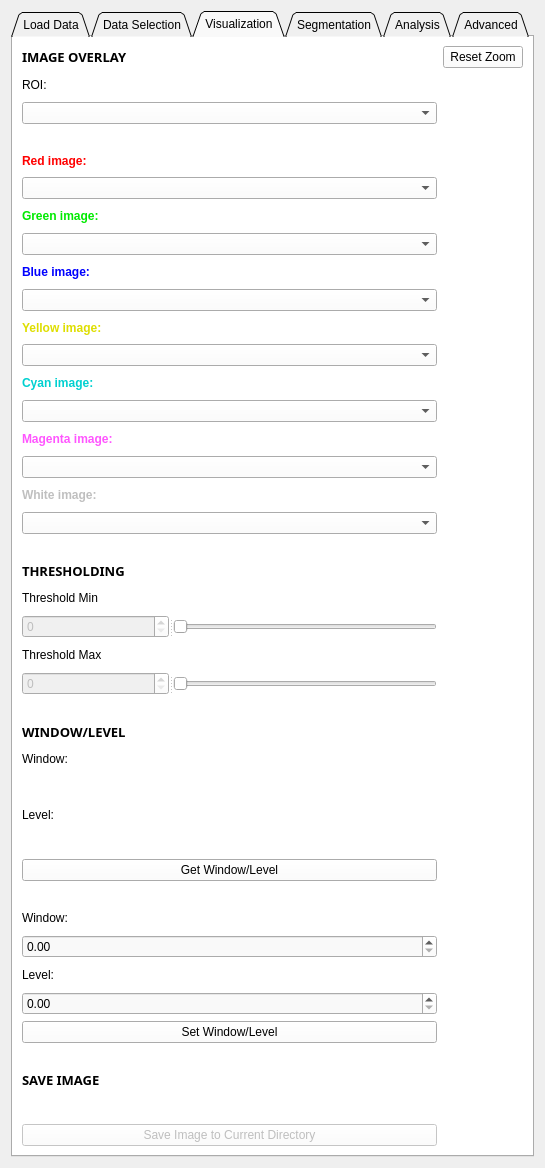
Old version of the form HypModuleCode/Resources/UI/HypModuleCode.ui in the repository SlicerMicro/Slicer-TITAN.
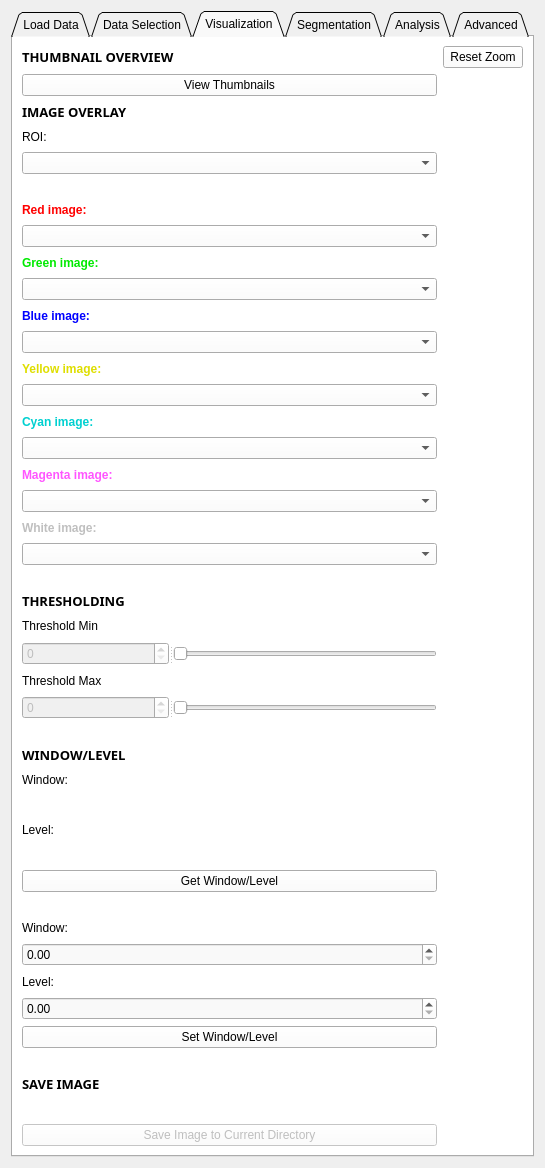
New version of the form. The open tabs and pages were chosen to show the change. Custom widgets are drawn as their Qt base class.

Commit message: ENH: Added buttons and connections for thumbnails

Diff of the .ui file:
```diff
--- a/HypModuleCode/Resources/UI/HypModuleCode.ui
+++ b/HypModuleCode/Resources/UI/HypModuleCode.ui
@@ -365,15 +365,66 @@
        <string>Visualization</string>
       </attribute>
       <layout class="QGridLayout" name="gridLayout">
-       <item row="28" column="0">
-        <widget class="QLabel" name="label_28">
+       <item row="27" column="0">
+        <widget class="QLabel" name="label_26">
+         <property name="font">
+          <font>
+           <family>Montserrat</family>
+           <pointsize>10</pointsize>
+           <weight>75</weight>
+           <bold>true</bold>
+          </font>
+         </property>
          <property name="text">
-          <string>Level:</string>
+          <string>WINDOW/LEVEL</string>
          </property>
         </widget>
        </item>
-       <item row="29" column="0">
-        <widget class="QLabel" name="getLevel">
+       <item row="7" column="0">
+        <widget class="QComboBox" name="redSelect"/>
+       </item>
+       <item row="17" column="0">
+        <widget class="QComboBox" name="magentaSelect"/>
+       </item>
+       <item row="8" column="0">
+        <widget class="QLabel" name="greenImage">
+         <property name="palette">
+          <palette>
+           <active>
+            <colorrole role="WindowText">
+             <brush brushstyle="SolidPattern">
+              <color alpha="255">
+               <red>0</red>
+               <green>234</green>
+               <blue>0</blue>
+              </color>
+             </brush>
+            </colorrole>
+           </active>
+           <inactive>
+            <colorrole role="WindowText">
+             <brush brushstyle="SolidPattern">
+              <color alpha="255">
+               <red>0</red>
+               <green>234</green>
+               <blue>0</blue>
+              </color>
+             </brush>
+            </colorrole>
+           </inactive>
+           <disabled>
+            <colorrole role="WindowText">
+             <brush brushstyle="SolidPattern">
+              <color alpha="255">
+               <red>120</red>
+               <green>120</green>
+               <blue>120</blue>
+              </color>
+             </brush>
+            </colorrole>
+           </disabled>
+          </palette>
+         </property>
          <property name="font">
           <font>
            <weight>75</weight>
@@ -381,11 +432,75 @@
           </font>
          </property>
          <property name="text">
-          <string/>
+          <string>Green image:</string>
          </property>
         </widget>
        </item>
-       <item row="38" column="0">
+       <item row="15" column="0">
+        <widget class="QComboBox" name="cyanSelect"/>
+       </item>
+       <item row="33" column="0">
+        <spacer name="horizontalSpacer_11">
+         <property name="orientation">
+          <enum>Qt::Horizontal</enum>
+         </property>
+         <property name="sizeHint" stdset="0">
+          <size>
+           <width>40</width>
+           <height>20</height>
+          </size>
+         </property>
+        </spacer>
+       </item>
+       <item row="2" column="0">
+        <widget class="QLabel" name="label_15">
+         <property name="font">
+          <font>
+           <family>Montserrat</family>
+           <pointsize>10</pointsize>
+           <weight>75</weight>
+           <bold>true</bold>
+          </font>
+         </property>
+         <property name="text">
+          <string>IMAGE OVERLAY</string>
+         </property>
+        </widget>
+       </item>
+       <item row="0" column="1">
+        <widget class="QPushButton" name="resetViewButton">
+         <property name="text">
+          <string>Reset Zoom</string>
+         </property>
+        </widget>
+       </item>
+       <item row="20" column="0">
+        <spacer name="horizontalSpacer">
+         <property name="orientation">
+          <enum>Qt::Horizontal</enum>
+         </property>
+         <property name="sizeHint" stdset="0">
+          <size>
+           <width>40</width>
+           <height>20</height>
+          </size>
+         </property>
+        </spacer>
+       </item>
+       <item row="5" column="0">
+        <spacer name="horizontalSpacer_4">
+         <property name="orientation">
+          <enum>Qt::Horizontal</enum>
+         </property>
+         <property name="sizeHint" stdset="0">
+          <size>
+           <width>40</width>
+           <height>20</height>
+          </size>
+         </property>
+        </spacer>
+       </item>
+       <item row="40" column="0">
         <widget class="QLabel" name="label_16">
          <property name="font">
           <font>
@@ -400,48 +515,38 @@
          </property>
         </widget>
        </item>
+       <item row="38" column="0">
+        <widget class="QPushButton" name="setWLButton">
+         <property name="text">
+          <string>Set Window/Level</string>
+         </property>
+        </widget>
+       </item>
+       <item row="35" column="0">
+        <widget class="QDoubleSpinBox" name="setWindow">
+         <property name="maximum">
+          <double>10000.000000000000000</double>
+         </property>
+        </widget>
+       </item>
+       <item row="37" column="0">
+        <widget class="QDoubleSpinBox" name="setLevel">
+         <property name="maximum">
+          <double>10000.000000000000000</double>
+         </property>
+        </widget>
+       </item>
+       <item row="4" column="0">
+        <widget class="QComboBox" name="roiVisualization"/>
+       </item>
        <item row="34" column="0">
-        <widget class="QLabel" name="label_30">
-         <property name="text">
-          <string>Level:</string>
-         </property>
-        </widget>
-       </item>
-       <item row="32" column="0">
         <widget class="QLabel" name="label_29">
          <property name="text">
           <string>Window:</string>
          </property>
         </widget>
        </item>
-       <item row="39" column="0">
-        <widget class="QLabel" name="fileNameLabel">
-         <property name="text">
-          <string/>
-         </property>
-         <property name="wordWrap">
-          <bool>true</bool>
-         </property>
-        </widget>
-       </item>
-       <item row="33" column="0">
-        <widget class="QDoubleSpinBox" name="setWindow">
-         <property name="maximum">
-          <double>10000.000000000000000</double>
-         </property>
-        </widget>
-       </item>
-       <item row="9" column="0">
-        <widget class="QComboBox" name="blueSelect"/>
-       </item>
-       <item row="20" column="0">
-        <widget class="QLabel" name="label_17">
-         <property name="text">
-          <string>Threshold Min</string>
-         </property>
-        </widget>
-       </item>
-       <item row="10" column="0">
+       <item row="12" column="0">
         <widget class="QLabel" name="label_21">
          <property name="palette">
           <palette>
@@ -491,7 +596,134 @@
          </property>
         </widget>
        </item>
-       <item row="23" column="0">
+       <item row="39" column="0">
+        <spacer name="horizontalSpacer_7">
+         <property name="orientation">
+          <enum>Qt::Horizontal</enum>
+         </property>
+         <property name="sizeHint" stdset="0">
+          <size>
+           <width>40</width>
+           <height>20</height>
+          </size>
+         </property>
+        </spacer>
+       </item>
+       <item row="36" column="0">
+        <widget class="QLabel" name="label_30">
+         <property name="text">
+          <string>Level:</string>
+         </property>
+        </widget>
+       </item>
+       <item row="32" column="0">
+        <widget class="QPushButton" name="getWLButton">
+         <property name="text">
+          <string>Get Window/Level</string>
+         </property>
+        </widget>
+       </item>
+       <item row="18" column="0">
+        <widget class="QLabel" name="label_24">
+         <property name="palette">
+          <palette>
+           <active>
+            <colorrole role="WindowText">
+             <brush brushstyle="SolidPattern">
+              <color alpha="255">
+               <red>191</red>
+               <green>191</green>
+               <blue>191</blue>
+              </color>
+             </brush>
+            </colorrole>
+           </active>
+           <inactive>
+            <colorrole role="WindowText">
+             <brush brushstyle="SolidPattern">
+              <color alpha="255">
+               <red>191</red>
+               <green>191</green>
+               <blue>191</blue>
+              </color>
+             </brush>
+            </colorrole>
+           </inactive>
+           <disabled>
+            <colorrole role="WindowText">
+             <brush brushstyle="SolidPattern">
+              <color alpha="255">
+               <red>120</red>
+               <green>120</green>
+               <blue>120</blue>
+              </color>
+             </brush>
+            </colorrole>
+           </disabled>
+          </palette>
+         </property>
+         <property name="font">
+          <font>
+           <weight>75</weight>
+           <bold>true</bold>
+          </font>
+         </property>
+         <property name="text">
+          <string>White image:</string>
+         </property>
+        </widget>
+       </item>
+       <item row="6" column="0">
+        <widget class="QLabel" name="redImage">
+         <property name="palette">
+          <palette>
+           <active>
+            <colorrole role="WindowText">
+             <brush brushstyle="SolidPattern">
+              <color alpha="255">
+               <red>255</red>
+               <green>0</green>
+               <blue>0</blue>
+              </color>
+             </brush>
+            </colorrole>
+           </active>
+           <inactive>
+            <colorrole role="WindowText">
+             <brush brushstyle="SolidPattern">
+              <color alpha="255">
+               <red>255</red>
+               <green>0</green>
+               <blue>0</blue>
+              </color>
+             </brush>
+            </colorrole>
+           </inactive>
+           <disabled>
+            <colorrole role="WindowText">
+             <brush brushstyle="SolidPattern">
+              <color alpha="255">
+               <red>120</red>
+               <green>120</green>
+               <blue>120</blue>
+              </color>
+             </brush>
+            </colorrole>
+           </disabled>
+          </palette>
+         </property>
+         <property name="font">
+          <font>
+           <weight>75</weight>
+           <bold>true</bold>
+          </font>
+         </property>
+         <property name="text">
+          <string>Red image:</string>
+         </property>
+        </widget>
+       </item>
+       <item row="25" column="0">
         <widget class="QSplitter" name="splitter_2">
          <property name="orientation">
           <enum>Qt::Horizontal</enum>
@@ -526,180 +758,13 @@
          </widget>
         </widget>
        </item>
+       <item row="9" column="0">
+        <widget class="QComboBox" name="greenSelect"/>
+       </item>
        <item row="13" column="0">
-        <widget class="QComboBox" name="cyanSelect"/>
-       </item>
-       <item row="24" column="0">
-        <spacer name="horizontalSpacer_6">
-         <property name="orientation">
-          <enum>Qt::Horizontal</enum>
-         </property>
-         <property name="sizeHint" stdset="0">
-          <size>
-           <width>40</width>
-           <height>20</height>
-          </size>
-         </property>
-        </spacer>
-       </item>
-       <item row="6" column="0">
-        <widget class="QLabel" name="greenImage">
-         <property name="palette">
-          <palette>
-           <active>
-            <colorrole role="WindowText">
-             <brush brushstyle="SolidPattern">
-              <color alpha="255">
-               <red>0</red>
-               <green>234</green>
-               <blue>0</blue>
-              </color>
-             </brush>
-            </colorrole>
-           </active>
-           <inactive>
-            <colorrole role="WindowText">
-             <brush brushstyle="SolidPattern">
-              <color alpha="255">
-               <red>0</red>
-               <green>234</green>
-               <blue>0</blue>
-              </color>
-             </brush>
-            </colorrole>
-           </inactive>
-           <disabled>
-            <colorrole role="WindowText">
-             <brush brushstyle="SolidPattern">
-              <color alpha="255">
-               <red>120</red>
-               <green>120</green>
-               <blue>120</blue>
-              </color>
-             </brush>
-            </colorrole>
-           </disabled>
-          </palette>
-         </property>
-         <property name="font">
-          <font>
-           <weight>75</weight>
-           <bold>true</bold>
-          </font>
-         </property>
-         <property name="text">
-          <string>Green image:</string>
-         </property>
-        </widget>
-       </item>
-       <item row="18" column="0">
-        <spacer name="horizontalSpacer">
-         <property name="orientation">
-          <enum>Qt::Horizontal</enum>
-         </property>
-         <property name="sizeHint" stdset="0">
-          <size>
-           <width>40</width>
-           <height>20</height>
-          </size>
-         </property>
-        </spacer>
-       </item>
-       <item row="30" column="0">
-        <widget class="QPushButton" name="getWLButton">
-         <property name="text">
-          <string>Get Window/Level</string>
-         </property>
-        </widget>
-       </item>
-       <item row="14" column="0">
-        <widget class="QLabel" name="label_23">
-         <property name="palette">
-          <palette>
-           <active>
-            <colorrole role="WindowText">
-             <brush brushstyle="SolidPattern">
-              <color alpha="255">
-               <red>255</red>
-               <green>85</green>
-               <blue>255</blue>
-              </color>
-             </brush>
-            </colorrole>
-           </active>
-           <inactive>
-            <colorrole role="WindowText">
-             <brush brushstyle="SolidPattern">
-              <color alpha="255">
-               <red>255</red>
-               <green>85</green>
-               <blue>255</blue>
-              </color>
-             </brush>
-            </colorrole>
-           </inactive>
-           <disabled>
-            <colorrole role="WindowText">
-             <brush brushstyle="SolidPattern">
-              <color alpha="255">
-               <red>120</red>
-               <green>120</green>
-               <blue>120</blue>
-              </color>
-             </brush>
-            </colorrole>
-           </disabled>
-          </palette>
-         </property>
-         <property name="font">
-          <font>
-           <weight>75</weight>
-           <bold>true</bold>
-          </font>
-         </property>
-         <property name="text">
-          <string>Magenta image:</string>
-         </property>
-        </widget>
-       </item>
-       <item row="37" column="0">
-        <spacer name="horizontalSpacer_7">
-         <property name="orientation">
-          <enum>Qt::Horizontal</enum>
-         </property>
-         <property name="sizeHint" stdset="0">
-          <size>
-           <width>40</width>
-           <height>20</height>
-          </size>
-         </property>
-        </spacer>
-       </item>
-       <item row="35" column="0">
-        <widget class="QDoubleSpinBox" name="setLevel">
-         <property name="maximum">
-          <double>10000.000000000000000</double>
-         </property>
-        </widget>
-       </item>
-       <item row="22" column="0">
-        <widget class="QLabel" name="label_18">
-         <property name="text">
-          <string>Threshold Max</string>
-         </property>
-        </widget>
-       </item>
-       <item row="0" column="1">
-        <widget class="QPushButton" name="resetViewButton">
-         <property name="text">
-          <string>Reset Zoom</string>
-         </property>
-        </widget>
-       </item>
-       <item row="11" column="0">
         <widget class="QComboBox" name="yellowSelect"/>
        </item>
-       <item row="26" column="0">
+       <item row="28" column="0">
         <widget class="QLabel" name="label_27">
          <property name="text">
           <string>Window:</string>
@@ -707,154 +772,14 @@
         </widget>
        </item>
        <item row="3" column="0">
-        <spacer name="horizontalSpacer_4">
-         <property name="orientation">
-          <enum>Qt::Horizontal</enum>
-         </property>
-         <property name="sizeHint" stdset="0">
-          <size>
-           <width>40</width>
-           <height>20</height>
-          </size>
-         </property>
-        </spacer>
-       </item>
-       <item row="7" column="0">
-        <widget class="QComboBox" name="greenSelect"/>
-       </item>
-       <item row="0" column="0">
-        <widget class="QLabel" name="label_15">
-         <property name="font">
-          <font>
-           <family>Montserrat</family>
-           <pointsize>10</pointsize>
-           <weight>75</weight>
-           <bold>true</bold>
-          </font>
-         </property>
-         <property name="text">
-          <string>IMAGE OVERLAY</string>
-         </property>
-        </widget>
-       </item>
-       <item row="16" column="0">
-        <widget class="QLabel" name="label_24">
-         <property name="palette">
-          <palette>
-           <active>
-            <colorrole role="WindowText">
-             <brush brushstyle="SolidPattern">
-              <color alpha="255">
-               <red>191</red>
-               <green>191</green>
-               <blue>191</blue>
-              </color>
-             </brush>
-            </colorrole>
-           </active>
-           <inactive>
-            <colorrole role="WindowText">
-             <brush brushstyle="SolidPattern">
-              <color alpha="255">
-               <red>191</red>
-               <green>191</green>
-               <blue>191</blue>
-              </color>
-             </brush>
-            </colorrole>
-           </inactive>
-           <disabled>
-            <colorrole role="WindowText">
-             <brush brushstyle="SolidPattern">
-              <color alpha="255">
-               <red>120</red>
-               <green>120</green>
-               <blue>120</blue>
-              </color>
-             </brush>
-            </colorrole>
-           </disabled>
-          </palette>
-         </property>
-         <property name="font">
-          <font>
-           <weight>75</weight>
-           <bold>true</bold>
-          </font>
-         </property>
-         <property name="text">
-          <string>White image:</string>
-         </property>
-        </widget>
-       </item>
-       <item row="17" column="0">
-        <widget class="QComboBox" name="whiteSelect"/>
-       </item>
-       <item row="31" column="0">
-        <spacer name="horizontalSpacer_11">
-         <property name="orientation">
-          <enum>Qt::Horizontal</enum>
-         </property>
-         <property name="sizeHint" stdset="0">
-          <size>
-           <width>40</width>
-           <height>20</height>
-          </size>
-         </property>
-        </spacer>
-       </item>
-       <item row="19" column="0">
-        <widget class="QLabel" name="label_14">
-         <property name="font">
-          <font>
-           <family>Montserrat</family>
-           <pointsize>10</pointsize>
-           <weight>75</weight>
-           <bold>true</bold>
-          </font>
-         </property>
-         <property name="text">
-          <string>THRESHOLDING</string>
-         </property>
-        </widget>
-       </item>
-       <item row="1" column="0">
         <widget class="QLabel" name="label_13">
          <property name="text">
           <string>ROI:</string>
          </property>
         </widget>
        </item>
-       <item row="40" column="0">
-        <widget class="QPushButton" name="saveImgButton">
-         <property name="enabled">
-          <bool>false</bool>
-         </property>
-         <property name="text">
-          <string>Save Image to Current Directory</string>
-         </property>
-        </widget>
-       </item>
-       <item row="5" column="0">
-        <widget class="QComboBox" name="redSelect"/>
-       </item>
-       <item row="25" column="0">
-        <widget class="QLabel" name="label_26">
-         <property name="font">
-          <font>
-           <family>Montserrat</family>
-           <pointsize>10</pointsize>
-           <weight>75</weight>
-           <bold>true</bold>
-          </font>
-         </property>
-         <property name="text">
-          <string>WINDOW/LEVEL</string>
-         </property>
-        </widget>
-       </item>
-       <item row="4" column="0">
-        <widget class="QLabel" name="redImage">
+       <item row="16" column="0">
+        <widget class="QLabel" name="label_23">
          <property name="palette">
           <palette>
            <active>
@@ -862,8 +787,8 @@
              <brush brushstyle="SolidPattern">
               <color alpha="255">
                <red>255</red>
-               <green>0</green>
-               <blue>0</blue>
+               <green>85</green>
+               <blue>255</blue>
               </color>
              </brush>
             </colorrole>
@@ -873,111 +798,11 @@
              <brush brushstyle="SolidPattern">
               <color alpha="255">
                <red>255</red>
-               <green>0</green>
-               <blue>0</blue>
-              </color>
-             </brush>
-            </colorrole>
-           </inactive>
-           <disabled>
-            <colorrole role="WindowText">
-             <brush brushstyle="SolidPattern">
-              <color alpha="255">
-               <red>120</red>
-               <green>120</green>
-               <blue>120</blue>
-              </color>
-             </brush>
-            </colorrole>
-           </disabled>
-          </palette>
-         </property>
-         <property name="font">
-          <font>
-           <weight>75</weight>
-           <bold>true</bold>
-          </font>
-         </property>
-         <property name="text">
-          <string>Red image:</string>
-         </property>
-        </widget>
-       </item>
-       <item row="12" column="0">
-        <widget class="QLabel" name="label_22">
-         <property name="palette">
-          <palette>
-           <active>
-            <colorrole role="WindowText">
-             <brush brushstyle="SolidPattern">
-              <color alpha="255">
-               <red>0</red>
-               <green>208</green>
-               <blue>208</blue>
-              </color>
-             </brush>
-            </colorrole>
-           </active>
-           <inactive>
-            <colorrole role="WindowText">
-             <brush brushstyle="SolidPattern">
-              <color alpha="255">
-               <red>0</red>
-               <green>208</green>
-               <blue>208</blue>
-              </color>
-             </brush>
-            </colorrole>
-           </inactive>
-           <disabled>
-            <colorrole role="WindowText">
-             <brush brushstyle="SolidPattern">
-              <color alpha="255">
-               <red>120</red>
-               <green>120</green>
-               <blue>120</blue>
-              </color>
-             </brush>
-            </colorrole>
-           </disabled>
-          </palette>
-         </property>
-         <property name="font">
-          <font>
-           <weight>75</weight>
-           <bold>true</bold>
-          </font>
-         </property>
-         <property name="text">
-          <string>Cyan image:</string>
-         </property>
-        </widget>
-       </item>
-       <item row="8" column="0">
-        <widget class="QLabel" name="blueImageLabel">
-         <property name="palette">
-          <palette>
-           <active>
-            <colorrole role="WindowText">
-             <brush brushstyle="SolidPattern">
-              <color alpha="255">
-               <red>0</red>
-               <green>0</green>
+               <green>85</green>
                <blue>255</blue>
               </color>
              </brush>
             </colorrole>
-           </active>
-           <inactive>
-            <colorrole role="WindowText">
-             <brush brushstyle="SolidPattern">
-              <color alpha="255">
-               <red>0</red>
-               <green>0</green>
-               <blue>255</blue>
-              </color>
-             </brush>
-            </colorrole>
            </inactive>
            <disabled>
             <colorrole role="WindowText">
@@ -999,11 +824,11 @@
           </font>
          </property>
          <property name="text">
-          <string>Blue image:</string>
+          <string>Magenta image:</string>
          </property>
         </widget>
        </item>
-       <item row="21" column="0">
+       <item row="23" column="0">
         <widget class="QSplitter" name="splitter">
          <property name="orientation">
           <enum>Qt::Horizontal</enum>
@@ -1044,20 +869,169 @@
          </widget>
         </widget>
        </item>
-       <item row="15" column="0">
-        <widget class="QComboBox" name="magentaSelect"/>
+       <item row="31" column="0">
+        <widget class="QLabel" name="getLevel">
+         <property name="font">
+          <font>
+           <weight>75</weight>
+           <bold>true</bold>
+          </font>
+         </property>
+         <property name="text">
+          <string/>
+         </property>
+        </widget>
        </item>
-       <item row="2" column="0">
-        <widget class="QComboBox" name="roiVisualization"/>
+       <item row="30" column="0">
+        <widget class="QLabel" name="label_28">
+         <property name="text">
+          <string>Level:</string>
+         </property>
+        </widget>
        </item>
-       <item row="36" column="0">
-        <widget class="QPushButton" name="setWLButton">
+       <item row="21" column="0">
+        <widget class="QLabel" name="label_14">
+         <property name="font">
+          <font>
+           <family>Montserrat</family>
+           <pointsize>10</pointsize>
+           <weight>75</weight>
+           <bold>true</bold>
+          </font>
+         </property>
          <property name="text">
-          <string>Set Window/Level</string>
+          <string>THRESHOLDING</string>
          </property>
         </widget>
        </item>
-       <item row="27" column="0">
+       <item row="22" column="0">
+        <widget class="QLabel" name="label_17">
+         <property name="text">
+          <string>Threshold Min</string>
+         </property>
+        </widget>
+       </item>
+       <item row="41" column="0">
+        <widget class="QLabel" name="fileNameLabel">
+         <property name="text">
+          <string/>
+         </property>
+         <property name="wordWrap">
+          <bool>true</bool>
+         </property>
+        </widget>
+       </item>
+       <item row="10" column="0">
+        <widget class="QLabel" name="blueImageLabel">
+         <property name="palette">
+          <palette>
+           <active>
+            <colorrole role="WindowText">
+             <brush brushstyle="SolidPattern">
+              <color alpha="255">
+               <red>0</red>
+               <green>0</green>
+               <blue>255</blue>
+              </color>
+             </brush>
+            </colorrole>
+           </active>
+           <inactive>
+            <colorrole role="WindowText">
+             <brush brushstyle="SolidPattern">
+              <color alpha="255">
+               <red>0</red>
+               <green>0</green>
+               <blue>255</blue>
+              </color>
+             </brush>
+            </colorrole>
+           </inactive>
+           <disabled>
+            <colorrole role="WindowText">
+             <brush brushstyle="SolidPattern">
+              <color alpha="255">
+               <red>120</red>
+               <green>120</green>
+               <blue>120</blue>
+              </color>
+             </brush>
+            </colorrole>
+           </disabled>
+          </palette>
+         </property>
+         <property name="font">
+          <font>
+           <weight>75</weight>
+           <bold>true</bold>
+          </font>
+         </property>
+         <property name="text">
+          <string>Blue image:</string>
+         </property>
+        </widget>
+       </item>
+       <item row="24" column="0">
+        <widget class="QLabel" name="label_18">
+         <property name="text">
+          <string>Threshold Max</string>
+         </property>
+        </widget>
+       </item>
+       <item row="14" column="0">
+        <widget class="QLabel" name="label_22">
+         <property name="palette">
+          <palette>
+           <active>
+            <colorrole role="WindowText">
+             <brush brushstyle="SolidPattern">
+              <color alpha="255">
+               <red>0</red>
+               <green>208</green>
+               <blue>208</blue>
+              </color>
+             </brush>
+            </colorrole>
+           </active>
+           <inactive>
+            <colorrole role="WindowText">
+             <brush brushstyle="SolidPattern">
+              <color alpha="255">
+               <red>0</red>
+               <green>208</green>
+               <blue>208</blue>
+              </color>
+             </brush>
+            </colorrole>
+           </inactive>
+           <disabled>
+            <colorrole role="WindowText">
+             <brush brushstyle="SolidPattern">
+              <color alpha="255">
+               <red>120</red>
+               <green>120</green>
+               <blue>120</blue>
+              </color>
+             </brush>
+            </colorrole>
+           </disabled>
+          </palette>
+         </property>
+         <property name="font">
+          <font>
+           <weight>75</weight>
+           <bold>true</bold>
+          </font>
+         </property>
+         <property name="text">
+          <string>Cyan image:</string>
+         </property>
+        </widget>
+       </item>
+       <item row="19" column="0">
+        <widget class="QComboBox" name="whiteSelect"/>
+       </item>
+       <item row="29" column="0">
         <widget class="QLabel" name="getWindow">
          <property name="font">
           <font>
@@ -1070,6 +1044,54 @@
          </property>
         </widget>
        </item>
+       <item row="42" column="0">
+        <widget class="QPushButton" name="saveImgButton">
+         <property name="enabled">
+          <bool>false</bool>
+         </property>
+         <property name="text">
+          <string>Save Image to Current Directory</string>
+         </property>
+        </widget>
+       </item>
+       <item row="11" column="0">
+        <widget class="QComboBox" name="blueSelect"/>
+       </item>
+       <item row="26" column="0">
+        <spacer name="horizontalSpacer_6">
+         <property name="orientation">
+          <enum>Qt::Horizontal</enum>
+         </property>
+         <property name="sizeHint" stdset="0">
+          <size>
+           <width>40</width>
+           <height>20</height>
+          </size>
+         </property>
+        </spacer>
+       </item>
+       <item row="1" column="0">
+        <widget class="QPushButton" name="pushButton">
+         <property name="text">
+          <string>View Thumbnails</string>
+         </property>
+        </widget>
+       </item>
+       <item row="0" column="0">
+        <widget class="QLabel" name="label_46">
+         <property name="font">
+          <font>
+           <family>Montserrat</family>
+           <pointsize>10</pointsize>
+           <weight>75</weight>
+           <bold>true</bold>
+          </font>
+         </property>
+         <property name="text">
+          <string>THUMBNAIL OVERVIEW</string>
+         </property>
+        </widget>
+       </item>
       </layout>
      </widget>
      <widget class="QWidget" name="segTab">
```
Left out of the diff: 2 changed lines with no effect on the pictures. The commit also changes 1 other file.
